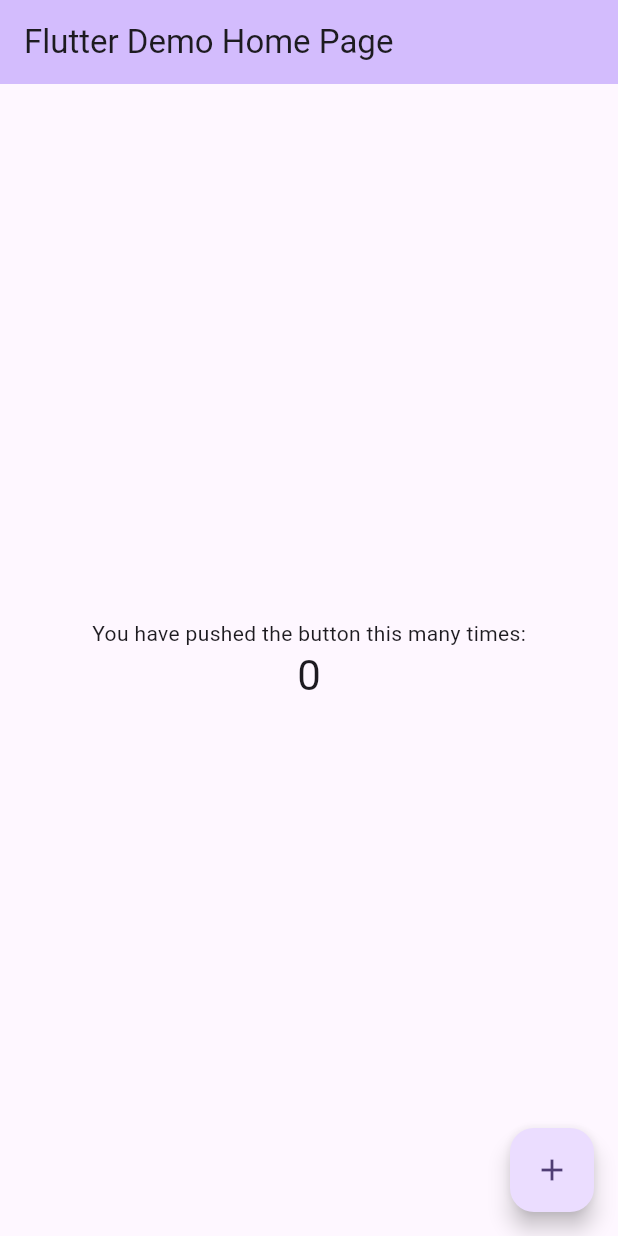
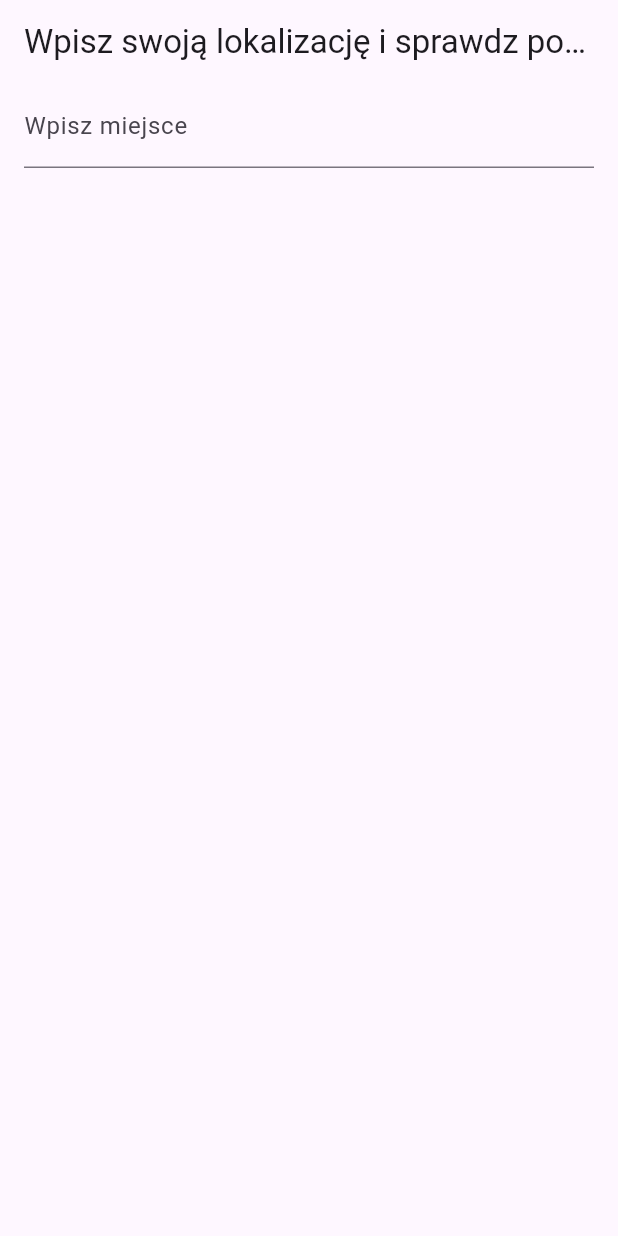
Before and after one commit to Sqooby/WeatherAppBlocGetRouter, a Flutter app: the screen it shows after launch, on a phone screen of 412 x 824 dp. Run offline on Flutter 3.47's test engine with Material 3 defaults, Android fonts, the phone set to English and light mode, and no system bars; our stand-ins replace bloc, dio, flutter_bloc, flutter_dotenv, freezed_annotation, get_it and 3 more; generated files the repository leaves out were written again.

Commit message:
feat:add screens

```diff
--- /dev/null
+++ b/lib/config/routes/routes.dart
@@ -0,0 +1,26 @@
+import 'package:go_router/go_router.dart';
+
+import '../../screens/screens.dart';
+
+class Routes {
+// GoRouter configuration
+  final router = GoRouter(
+    initialLocation: '/',
+    routes: [
+      GoRoute(
+        name:
+            'home', // Optional, add name to your routes. Allows you navigate by name instead of path
+        path: '/',
+        builder: (context, state) => HomeScreen(),
+      ),
+      GoRoute(
+          name: 'weatherPlace',
+          path: '/weatherPlace',
+          builder: (context, state) {
+            final lat = double.parse(state.pathParameters['lat']!);
+            final lon = double.parse(state.pathParameters['lon']!);
+            return WeatherPlaceScreen(lat: lat, lon: lon);
+          }),
+    ],
+  );
+}
--- a/lib/main.dart
+++ b/lib/main.dart
@@ -1,125 +1,46 @@
+import 'package:dio/dio.dart';
 import 'package:flutter/material.dart';
+import 'package:flutter_bloc/flutter_bloc.dart';
+import 'package:flutter_dotenv/flutter_dotenv.dart';
+import 'package:get_it/get_it.dart';
+import 'package:weather_app/config/routes/routes.dart';
+import 'package:weather_app/cubit/places/places_cubit.dart';
+import 'package:weather_app/cubit/weather/weather_cubit.dart';
+import 'package:weather_app/repositories/place/place_service.dart';
+import 'package:weather_app/repositories/weather/weather_service.dart';
 
-void main() {
+void main() async {
+  WidgetsFlutterBinding.ensureInitialized();
+  await dotenv.load(fileName: '.env');
+
+  final dio = Dio();
+
+  GetIt.I.registerSingleton<PlaceService>(PlaceService(dio));
+  GetIt.I.registerSingleton<WeatherApiService>(WeatherApiService(dio));
   runApp(const MyApp());
 }
 
 class MyApp extends StatelessWidget {
   const MyApp({super.key});
 
-  // This widget is the root of your application.
   @override
   Widget build(BuildContext context) {
-    return MaterialApp(
-      title: 'Flutter Demo',
-      theme: ThemeData(
-        // This is the theme of your application.
-        //
-        // TRY THIS: Try running your application with "flutter run". You'll see
-        // the application has a purple toolbar. Then, without quitting the app,
-        // try changing the seedColor in the colorScheme below to Colors.green
-        // and then invoke "hot reload" (save your changes or press the "hot
-        // reload" button in a Flutter-supported IDE, or press "r" if you used
-        // the command line to start the app).
-        //
-        // Notice that the counter didn't reset back to zero; the application
-        // state is not lost during the reload. To reset the state, use hot
-        // restart instead.
-        //
-        // This works for code too, not just values: Most code changes can be
-        // tested with just a hot reload.
-        colorScheme: ColorScheme.fromSeed(seedColor: Colors.deepPurple),
-        useMaterial3: true,
+    return MultiBlocProvider(
+      providers: [
+        BlocProvider(
+            create: (context) => PlaceCubit(GetIt.I.get<PlaceService>())),
+        BlocProvider(
+            create: (context) =>
+                WeatherCubit(GetIt.I.get<WeatherApiService>())),
+      ],
+      child: MaterialApp.router(
+        routerConfig: Routes().router,
+        title: 'Flutter Demo',
+        theme: ThemeData(
+          colorScheme: ColorScheme.fromSeed(seedColor: Colors.deepPurple),
+          useMaterial3: true,
+        ),
       ),
-      home: const MyHomePage(title: 'Flutter Demo Home Page'),
     );
   }
 }
-
-class MyHomePage extends StatefulWidget {
-  const MyHomePage({super.key, required this.title});
-
-  // This widget is the home page of your application. It is stateful, meaning
-  // that it has a State object (defined below) that contains fields that affect
-  // how it looks.
-
-  // This class is the configuration for the state. It holds the values (in this
-  // case the title) provided by the parent (in this case the App widget) and
-  // used by the build method of the State. Fields in a Widget subclass are
-  // always marked "final".
-
-  final String title;
-
-  @override
-  State<MyHomePage> createState() => _MyHomePageState();
-}
-
-class _MyHomePageState extends State<MyHomePage> {
-  int _counter = 0;
-
-  void _incrementCounter() {
-    setState(() {
-      // This call to setState tells the Flutter framework that something has
-      // changed in this State, which causes it to rerun the build method below
-      // so that the display can reflect the updated values. If we changed
-      // _counter without calling setState(), then the build method would not be
-      // called again, and so nothing would appear to happen.
-      _counter++;
-    });
-  }
-
-  @override
-  Widget build(BuildContext context) {
-    // This method is rerun every time setState is called, for instance as done
-    // by the _incrementCounter method above.
-    //
-    // The Flutter framework has been optimized to make rerunning build methods
-    // fast, so that you can just rebuild anything that needs updating rather
-    // than having to individually change instances of widgets.
-    return Scaffold(
-      appBar: AppBar(
-        // TRY THIS: Try changing the color here to a specific color (to
-        // Colors.amber, perhaps?) and trigger a hot reload to see the AppBar
-        // change color while the other colors stay the same.
-        backgroundColor: Theme.of(context).colorScheme.inversePrimary,
-        // Here we take the value from the MyHomePage object that was created by
-        // the App.build method, and use it to set our appbar title.
-        title: Text(widget.title),
-      ),
-      body: Center(
-        // Center is a layout widget. It takes a single child and positions it
-        // in the middle of the parent.
-        child: Column(
-          // Column is also a layout widget. It takes a list of children and
-          // arranges them vertically. By default, it sizes itself to fit its
-          // children horizontally, and tries to be as tall as its parent.
-          //
-          // Column has various properties to control how it sizes itself and
-          // how it positions its children. Here we use mainAxisAlignment to
-          // center the children vertically; the main axis here is the vertical
-          // axis because Columns are vertical (the cross axis would be
-          // horizontal).
-          //
-          // TRY THIS: Invoke "debug painting" (choose the "Toggle Debug Paint"
-          // action in the IDE, or press "p" in the console), to see the
-          // wireframe for each widget.
-          mainAxisAlignment: MainAxisAlignment.center,
-          children: <Widget>[
-            const Text(
-              'You have pushed the button this many times:',
-            ),
-            Text(
-              '$_counter',
-              style: Theme.of(context).textTheme.headlineMedium,
-            ),
-          ],
-        ),
-      ),
-      floatingActionButton: FloatingActionButton(
-        onPressed: _incrementCounter,
-        tooltip: 'Increment',
-        child: const Icon(Icons.add),
-      ), // This trailing comma makes auto-formatting nicer for build methods.
-    );
-  }
-}
--- /dev/null
+++ b/lib/screens/home_screen.dart
@@ -0,0 +1,60 @@
+import 'package:flutter/material.dart';
+import 'package:flutter_bloc/flutter_bloc.dart';
+
+import 'package:flutter_dotenv/flutter_dotenv.dart';
+import 'package:go_router/go_router.dart';
+import 'package:google_places_flutter/google_places_flutter.dart';
+import 'package:google_places_flutter/model/place_type.dart';
+import 'package:google_places_flutter/model/prediction.dart';
+import 'package:weather_app/cubit/places/places_cubit.dart';
+import 'package:weather_app/cubit/places/places_state.dart';
+
+class HomeScreen extends StatelessWidget {
+  HomeScreen({super.key});
+  TextEditingController textController = TextEditingController();
+  @override
+  Widget build(BuildContext context) {
+    return SafeArea(
+        child: Scaffold(
+      appBar: AppBar(
+          title: const Text('Wpisz swoją lokalizację i sprawdz pogodę!')),
+      body: Padding(
+        padding: const EdgeInsets.symmetric(horizontal: 16),
+        child: Column(
+          children: [
+            TextField(
+              onChanged: (query) {
+                context.read<PlaceCubit>().searchPlaces(query);
+              },
+              decoration: const InputDecoration(labelText: 'Wpisz miejsce'),
+            ),
+            Expanded(
+              child: BlocBuilder<PlaceCubit, PlaceState>(
+                builder: (context, state) {
+                  if (state is PlaceLoading) {
+                    return const Center(child: CircularProgressIndicator());
+                  } else if (state is PlaceLoaded) {
+                    return ListView.builder(
+                      itemCount: state.places.length,
+                      itemBuilder: (context, index) {
+                        return ListTile(
+                            onTap: () {
+                              context.read<PlaceCubit>().fetchPlaceDetails(
+                                  state.places[index].placeId);
+                            },
+                            title: Text(state.places[index].mainText));
+                      },
+                    );
+                  } else if (state is PlaceError) {
+                    return Center(child: Text(state.message));
+                  }
+                  return Container();
+                },
+              ),
+            ),
+          ],
+        ),
+      ),
+    ));
+  }
+}
--- /dev/null
+++ b/lib/screens/screens.dart
@@ -0,0 +1,2 @@
+export 'home_screen.dart';
+export 'weather_place_screen.dart';
```
Also changed, not shown: lib/screens/weather_place_screen.dart (added, +40 -0 lines), pubspec.yaml (+19 -1 lines), pubspec.lock, 12 other files.
